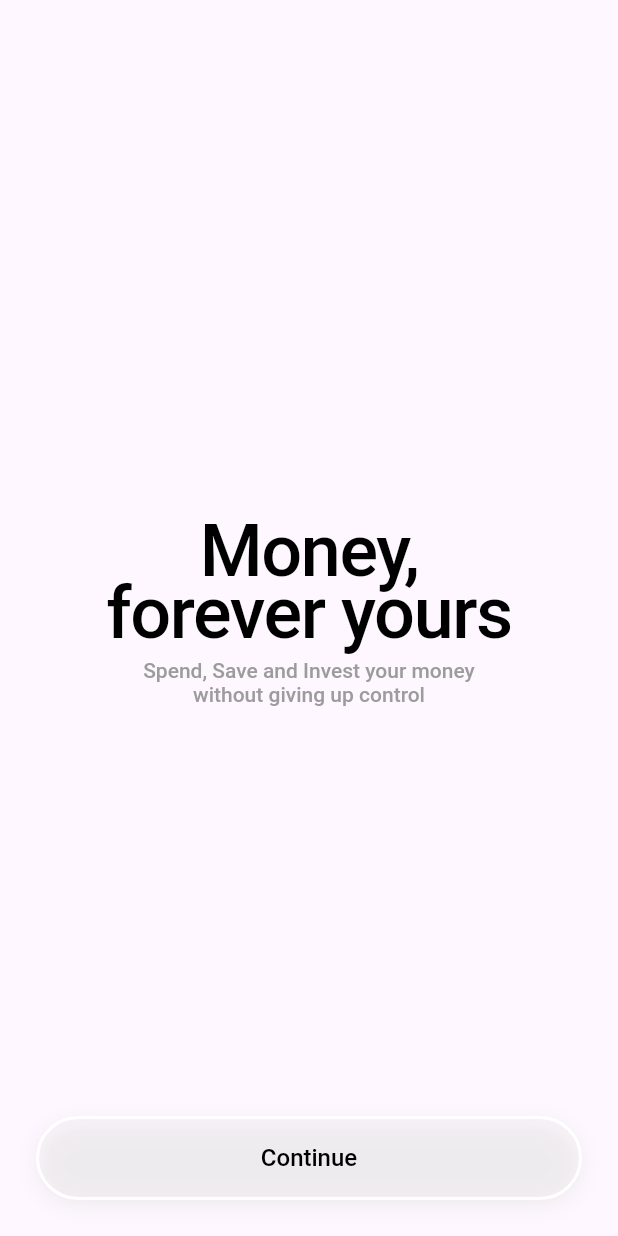
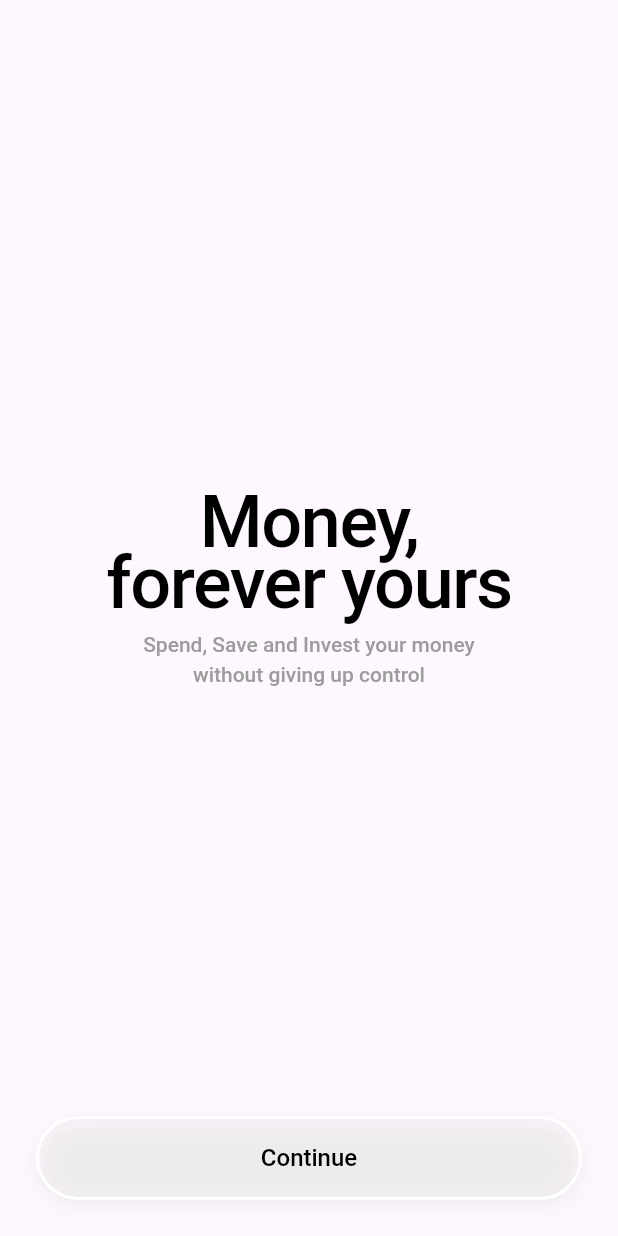
Before and after one commit to gyanupadhyay/flutter_login_google, a Flutter app: the screen it shows after launch, on a phone screen of 412 x 824 dp. Run offline on Flutter 3.47's test engine with Material 3 defaults, Android fonts, the phone set to English and light mode, and no system bars; our stand-ins replace equatable, firebase_auth, firebase_core, flutter_bloc, flutter_secure_storage, flutter_svg and 3 more; missing offline and left inert: glassmorphic_ui_kit; accounts and stored records are empty; generated files the repository leaves out were written again; Roboto replaces fonts that are missing (.SF Pro Rounded).

Commit message:
minor-fix

```diff
--- a/lib/core/constants/app_typography.dart
+++ b/lib/core/constants/app_typography.dart
@@ -31,7 +31,7 @@ class AppTypography {
     ],
     fontSize: 14,
     fontWeight: FontWeight.w500,
-    height: 1.15,
+    height: 1.45,
     letterSpacing: 0,
     color: AppColors.loginSubtitle,
   );
--- a/lib/features/auth/presentation/pages/login_page.dart
+++ b/lib/features/auth/presentation/pages/login_page.dart
@@ -144,7 +144,7 @@ class _LoginPageState extends State<LoginPage> {
                         child: Padding(
                           padding: const EdgeInsets.symmetric(horizontal: 24),
                           child: Align(
-                            alignment: const Alignment(0, 0.12),
+                            alignment: const Alignment(0, 0.07),
                             child: ConstrainedBox(
                               constraints: const BoxConstraints(maxWidth: 420),
                               child: Column(
```
